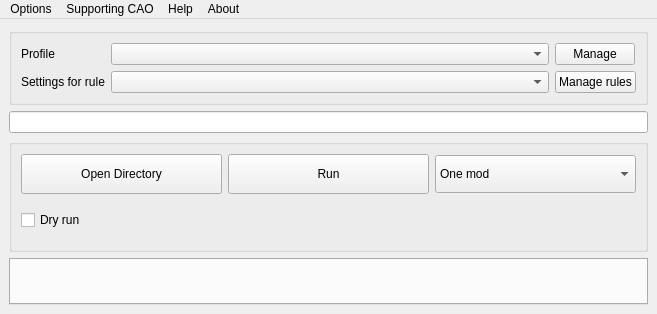
This is src/gui/MainWindow.ui in Guekka/cathedral-assets-optimizer as Qt 5 draws it before an edit. The edited form follows.
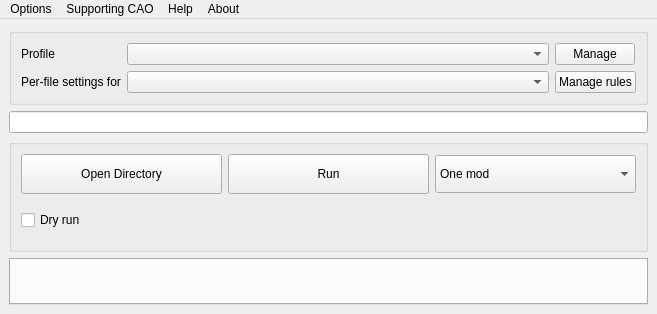
This is the edited form.

Commit message:
feat(ui): clarify settings scope
Distinguish all-file BSA options from per-file rule settings and explain how the selected rule applies.

```diff
--- a/src/gui/MainWindow.ui
+++ b/src/gui/MainWindow.ui
@@ -82,7 +82,7 @@
           <string>Select which file rule's settings to edit. During processing, the first rule matching a file path applies.</string>
          </property>
          <property name="text">
-          <string>Settings for rule</string>
+          <string>Per-file settings for</string>
          </property>
         </widget>
        </item>
```
Left out of the diff: 2 changed lines with no effect on the pictures. The commit also changes 7 other files.
